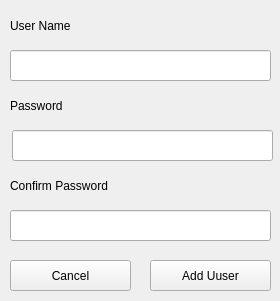
sarin32/Supermarket-Inventory-and-Sales-Management-System, file ui/addUser.ui: the form before one commit.
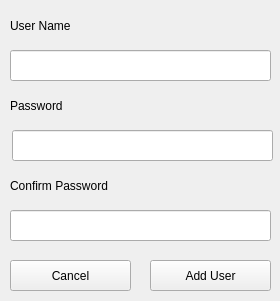
The form after the commit.

Diff of the .ui file:
```diff
--- a/ui/addUser.ui
+++ b/ui/addUser.ui
@@ -98,7 +98,7 @@
     </rect>
    </property>
    <property name="text">
-    <string>Add Uuser</string>
+    <string>Add User</string>
    </property>
   </widget>
   <widget class="QPushButton" name="buttonCancel">
```
